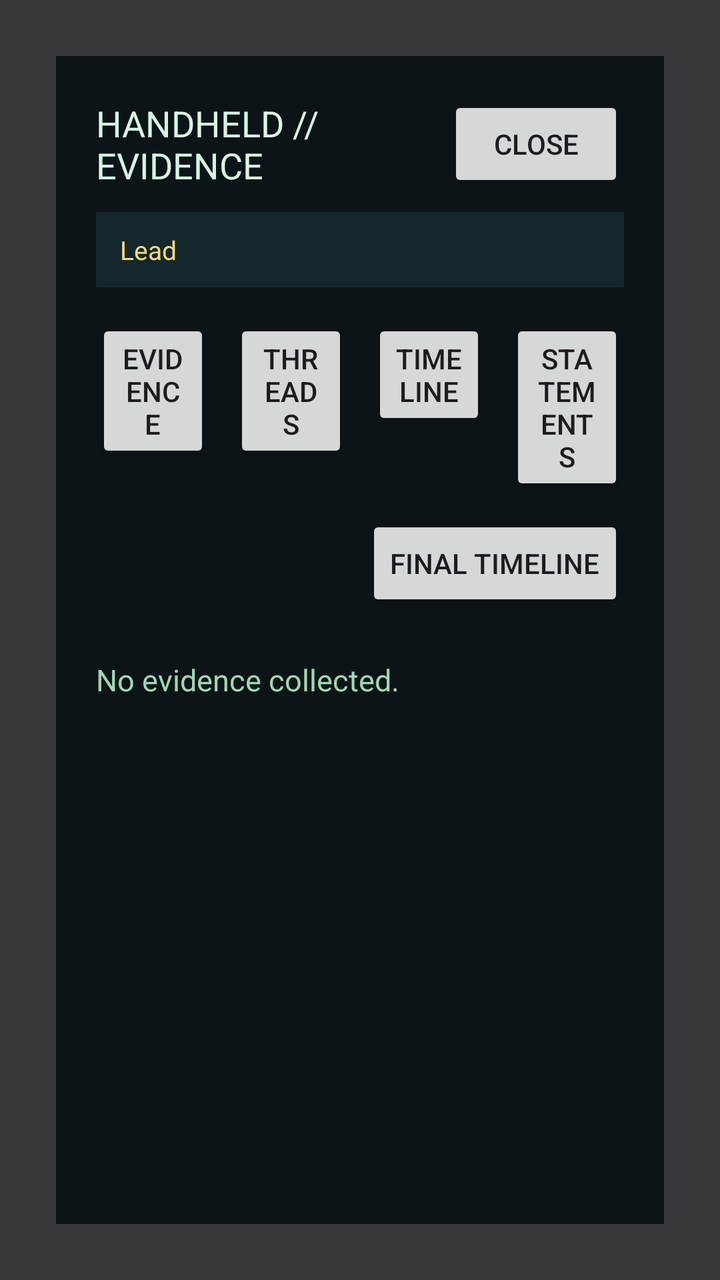
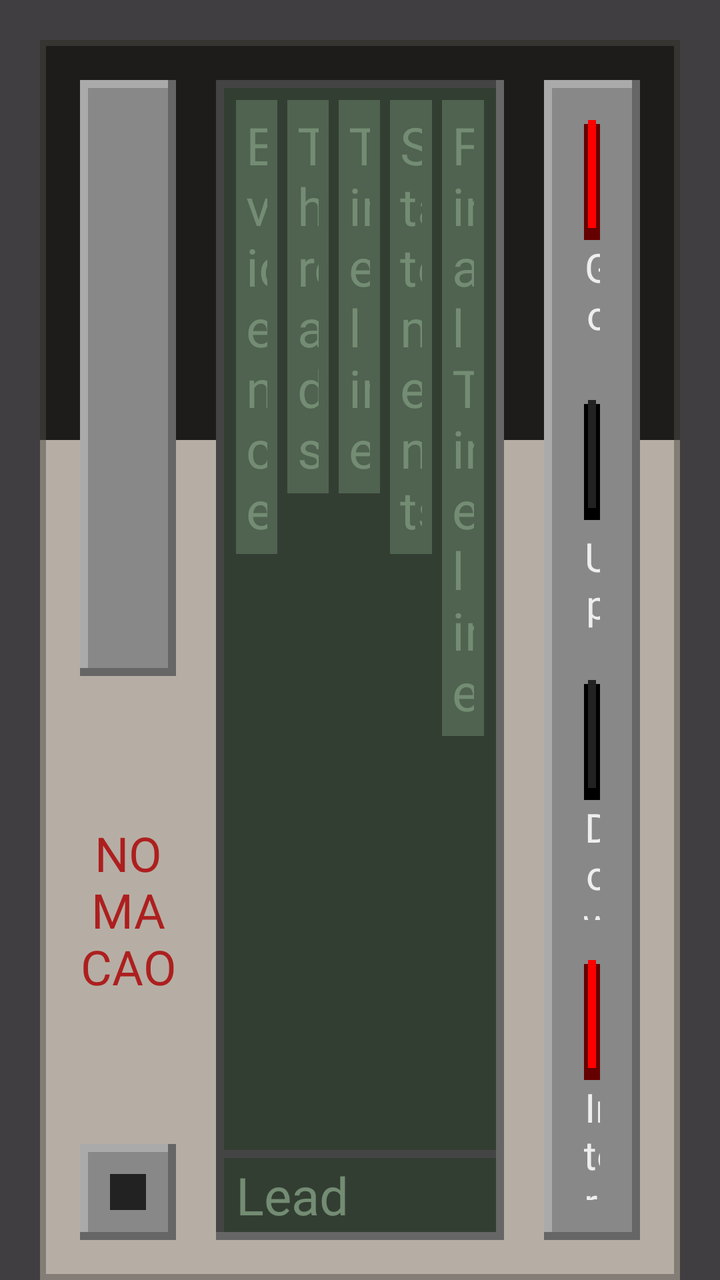

Two renders of the same Android screen: before a commit and after it. Below are the layout's source before the change and the commit's diff.
<!-- AndroidManifest.xml: application theme Theme.TraceRoute -->
<!-- res/layout/fragment_handheld.xml -->
<?xml version="1.0" encoding="utf-8"?>
<FrameLayout xmlns:android="http://schemas.android.com/apk/res/android"
    android:id="@+id/handheld_root"
    android:layout_width="match_parent"
    android:layout_height="match_parent"
    android:background="#CC05080A">

    <LinearLayout
        android:id="@+id/handheld_panel"
        android:layout_width="match_parent"
        android:layout_height="match_parent"
        android:layout_margin="28dp"
        android:background="#E8081114"
        android:orientation="vertical"
        android:padding="20dp">

        <LinearLayout
            android:id="@+id/handheld_header"
            android:layout_width="match_parent"
            android:layout_height="wrap_content"
            android:gravity="center_vertical"
            android:orientation="horizontal">

            <TextView
                android:id="@+id/handheld_title"
                android:layout_width="0dp"
                android:layout_height="wrap_content"
                android:layout_weight="1"
                android:text="HANDHELD // EVIDENCE"
                android:textColor="#D6F5E3"
                android:textSize="18sp" />

            <Button
                android:id="@+id/handheld_close_button"
                android:layout_width="wrap_content"
                android:layout_height="wrap_content"
                android:text="Close" />

        </LinearLayout>

        <TextView
            android:id="@+id/handheld_current_lead"
            android:layout_width="match_parent"
            android:layout_height="wrap_content"
            android:layout_marginTop="10dp"
            android:background="#14272D"
            android:lineSpacingExtra="2dp"
            android:paddingStart="12dp"
            android:paddingTop="10dp"
            android:paddingEnd="12dp"
            android:paddingBottom="10dp"
            android:text="Lead"
            android:textColor="#F5DA7A"
            android:textSize="13sp" />

        <LinearLayout
            android:id="@+id/handheld_tab_row"
            android:layout_width="match_parent"
            android:layout_height="wrap_content"
            android:layout_marginTop="16dp"
            android:orientation="horizontal">

            <Button
                android:id="@+id/handheld_evidence_tab"
                android:layout_width="0dp"
                android:layout_height="wrap_content"
                android:layout_weight="1"
                android:text="Evidence" />

            <Button
                android:id="@+id/handheld_threads_tab"
                android:layout_width="0dp"
                android:layout_height="wrap_content"
                android:layout_marginStart="12dp"
                android:layout_weight="1"
                android:text="Threads" />

            <Button
                android:id="@+id/handheld_timeline_tab"
                android:layout_width="0dp"
                android:layout_height="wrap_content"
                android:layout_marginStart="12dp"
                android:layout_weight="1"
                android:text="Timeline" />

            <Button
                android:id="@+id/handheld_statements_tab"
                android:layout_width="0dp"
                android:layout_height="wrap_content"
                android:layout_marginStart="12dp"
                android:layout_weight="1"
                android:text="Statements" />

        </LinearLayout>

        <LinearLayout
            android:id="@+id/handheld_secondary_tab_row"
            android:layout_width="match_parent"
            android:layout_height="wrap_content"
            android:layout_marginTop="10dp"
            android:gravity="end"
            android:orientation="horizontal">

            <Button
                android:id="@+id/handheld_final_timeline_tab"
                android:layout_width="wrap_content"
                android:layout_height="wrap_content"
                android:text="Final Timeline" />

        </LinearLayout>

        <TextView
            android:id="@+id/handheld_empty_text"
            android:layout_width="match_parent"
            android:layout_height="wrap_content"
            android:layout_marginTop="24dp"
            android:text="No evidence collected."
            android:textColor="#9FD8B4"
            android:textSize="15sp" />

        <ScrollView
            android:id="@+id/handheld_evidence_scroll"
            android:layout_width="match_parent"
            android:layout_height="0dp"
            android:layout_marginTop="16dp"
            android:layout_weight="1">

            <LinearLayout
                android:id="@+id/handheld_evidence_list"
                android:layout_width="match_parent"
                android:layout_height="wrap_content"
                android:orientation="vertical" />

        </ScrollView>

    </LinearLayout>

</FrameLayout>
<!-- resources referenced by this layout -->
<resources>
  <!-- unchanged entries left out for length: 2 -->
</resources>

<!-- the commit's change to res/layout/fragment_handheld.xml (unified diff, before → after) -->
@@ -1,138 +1,253 @@
 <?xml version="1.0" encoding="utf-8"?>
 <FrameLayout xmlns:android="http://schemas.android.com/apk/res/android"
+    xmlns:app="http://schemas.android.com/apk/res-auto"
     android:id="@+id/handheld_root"
     android:layout_width="match_parent"
     android:layout_height="match_parent"
-    android:background="#CC05080A">
+    android:background="#CC111111">
 
     <LinearLayout
         android:id="@+id/handheld_panel"
         android:layout_width="match_parent"
         android:layout_height="match_parent"
-        android:layout_margin="28dp"
-        android:background="#E8081114"
-        android:orientation="vertical"
-        android:padding="20dp">
+        android:layout_marginHorizontal="20dp"
+        android:layout_marginTop="20dp"
+        android:orientation="horizontal"
+        android:padding="20dp"
+        android:background="@drawable/handheld_gradient"
+        >
 
         <LinearLayout
-            android:id="@+id/handheld_header"
-            android:layout_width="match_parent"
-            android:layout_height="wrap_content"
-            android:gravity="center_vertical"
-            android:orientation="horizontal">
-
+            android:layout_width="0dp"
+            android:layout_height="match_parent"
+            android:layout_weight="1"
+            android:orientation="vertical"
+            >
+            <LinearLayout
+                android:layout_width="match_parent"
+                android:layout_height="wrap_content"
+                android:background="@drawable/handheld_bevel_outset_device"
+                android:orientation="vertical"
+                android:padding="@dimen/handheld_offset_5"
+                >
+                <LinearLayout
+                    android:layout_width="match_parent"
+                    android:layout_height="0dp"
+                    android:orientation="vertical"
+                    android:layout_weight="1"
+                    style="@style/handheld_device_button_group"
+                    >
+                    <TextView
+                        android:id="@+id/handheld_close_button"
+                        android:layout_width="match_parent"
+                        android:layout_height="28dp"
+                        android:background="@drawable/handheld_device_button_switch"
+                        />
+                    <TextView
+                        android:text="ON  |  OFF"
+                        android:layout_width="match_parent"
+                        android:layout_height="wrap_content"
+                        style="@style/handheld_device_label"
+                        />
+                </LinearLayout>
+            </LinearLayout>
             <TextView
-                android:id="@+id/handheld_title"
-                android:layout_width="0dp"
-                android:layout_height="wrap_content"
+                android:layout_width="match_parent"
+                android:layout_height="0dp"
                 android:layout_weight="1"
-                android:text="HANDHELD // EVIDENCE"
-                android:textColor="#D6F5E3"
-                android:textSize="18sp" />
-
-            <Button
-                android:id="@+id/handheld_close_button"
-                android:layout_width="wrap_content"
-                android:layout_height="wrap_content"
-                android:text="Close" />
-
+                android:fontFamily="@font/jaro_regular"
+                android:textColor="#AD1F1F"
+                android:textSize="24dp"
+                android:text="NOMACAO"
+                android:gravity="center"
+                />
+            <androidx.constraintlayout.widget.ConstraintLayout
+                android:layout_width="match_parent"
+                android:layout_height="wrap_content"
+                >
+
+                <androidx.constraintlayout.widget.ConstraintLayout
+                    android:layout_width="wrap_content"
+                    android:layout_height="0dp"
+                    app:layout_constraintDimensionRatio="1:1"
+                    app:layout_constraintTop_toTopOf="parent"
+                    app:layout_constraintBottom_toBottomOf="parent"
+                    app:layout_constraintStart_toStartOf="parent"
+                    android:background="@drawable/handheld_bevel_outset_device"
+                    android:padding="@dimen/handheld_offset_15"
+                    >
+                    <View
+                        android:layout_width="wrap_content"
+                        android:layout_height="wrap_content"
+                        android:background="@drawable/handheld_joystick_base" />
+                    <View
+                        android:id="@+id/handheld_joystick_head"
+                        android:layout_width="64dp"
+                        android:layout_height="64dp"
+                        android:background="@drawable/handheld_joystick_head"
+                        app:layout_constraintTop_toTopOf="parent"
+                        app:layout_constraintBottom_toBottomOf="parent"
+                        app:layout_constraintStart_toStartOf="parent"
+                        app:layout_constraintEnd_toEndOf="parent" />
+                </androidx.constraintlayout.widget.ConstraintLayout>
+            </androidx.constraintlayout.widget.ConstraintLayout>
         </LinearLayout>
 
-        <TextView
-            android:id="@+id/handheld_current_lead"
-            android:layout_width="match_parent"
-            android:layout_height="wrap_content"
-            android:layout_marginTop="10dp"
-            android:background="#14272D"
-            android:lineSpacingExtra="2dp"
-            android:paddingStart="12dp"
-            android:paddingTop="10dp"
-            android:paddingEnd="12dp"
-            android:paddingBottom="10dp"
-            android:text="Lead"
-            android:textColor="#F5DA7A"
-            android:textSize="13sp" />
-
         <LinearLayout
-            android:id="@+id/handheld_tab_row"
-            android:layout_width="match_parent"
-            android:layout_height="wrap_content"
-            android:layout_marginTop="16dp"
-            android:orientation="horizontal">
-
-            <Button
-                android:id="@+id/handheld_evidence_tab"
-                android:layout_width="0dp"
-                android:layout_height="wrap_content"
-                android:layout_weight="1"
-                android:text="Evidence" />
-
-            <Button
-                android:id="@+id/handheld_threads_tab"
-                android:layout_width="0dp"
-                android:layout_height="wrap_content"
-                android:layout_marginStart="12dp"
-                android:layout_weight="1"
-                android:text="Threads" />
-
-            <Button
-                android:id="@+id/handheld_timeline_tab"
-                android:layout_width="0dp"
-                android:layout_height="wrap_content"
-                android:layout_marginStart="12dp"
-                android:layout_weight="1"
-                android:text="Timeline" />
-
-            <Button
-                android:id="@+id/handheld_statements_tab"
-                android:layout_width="0dp"
-                android:layout_height="wrap_content"
-                android:layout_marginStart="12dp"
-                android:layout_weight="1"
-                android:text="Statements" />
+            android:id="@+id/handheld_display"
+            android:layout_width="0dp"
+            android:layout_height="match_parent"
+            android:orientation="vertical"
+            android:layout_weight="3"
+            android:background="@drawable/handheld_bevel_inset_display"
+            android:layout_marginHorizontal="@dimen/handheld_offset_20"
+            >
+
+            <LinearLayout
+                android:id="@+id/handheld_tab_row"
+                android:layout_width="match_parent"
+                android:layout_height="wrap_content"
+                android:orientation="horizontal"
+                android:padding="@dimen/handheld_offset_10"
+                >
+
+                <TextView
+                    android:layout_marginRight="@dimen/handheld_offset_5"
+                    android:id="@+id/handheld_evidence_tab"
+                    android:text="Evidence"
+                    android:layout_width="0dp"
+                    android:layout_height="wrap_content"
+                    android:layout_weight="1"
+                    android:padding="@dimen/handheld_offset_5"
+                    style="@style/handheld_display_element.inactive"
+                    />
+
+                <TextView
+                    android:layout_marginRight="@dimen/handheld_offset_5"
+                    android:id="@+id/handheld_threads_tab"
+                    android:layout_width="0dp"
+                    android:layout_height="wrap_content"
+                    android:layout_weight="1"
+                    android:text="Threads"
+                    android:padding="@dimen/handheld_offset_5"
+                    style="@style/handheld_display_element.inactive"
+                    />
+
+                <TextView
+                    android:layout_marginRight="@dimen/handheld_offset_5"
+                    android:id="@+id/handheld_timeline_tab"
+                    android:layout_width="0dp"
+                    android:layout_height="wrap_content"
+                    android:layout_weight="1"
+                    android:text="Timeline"
+                    android:padding="@dimen/handheld_offset_5"
+                    style="@style/handheld_display_element.inactive"
+                    />
+
+                <TextView
+                    android:layout_marginRight="@dimen/handheld_offset_5"
+                    android:id="@+id/handheld_statements_tab"
+                    android:layout_width="0dp"
+                    android:layout_height="wrap_content"
+                    android:layout_weight="1"
+                    android:text="Statements"
+                    android:padding="@dimen/handheld_offset_5"
+                    style="@style/handheld_display_element.inactive"
+                    />
+
+                <TextView
+                    android:id="@+id/handheld_final_timeline_tab"
+                    android:layout_width="0dp"
+                    android:layout_height="wrap_content"
+                    android:layout_weight="1"
+                    android:text="Final Timeline"
+                    android:padding="@dimen/handheld_offset_5"
+                    style="@style/handheld_display_element.inactive"
+                    />
+            </LinearLayout>
+
+
+            <ScrollView
+                android:id="@+id/handheld_display_scroll"
+                android:layout_width="match_parent"
+                android:layout_height="0dp"
+                android:layout_weight="1">
+
+                <LinearLayout
+                    android:id="@+id/handheld_display_content_list"
+                    android:layout_width="match_parent"
+                    android:layout_height="wrap_content"
+                    android:orientation="vertical" />
+
+            </ScrollView>
+
+            <TextView
+                android:id="@+id/handheld_current_lead"
+                android:layout_width="match_parent"
+                android:layout_height="wrap_content"
+
+                android:text="Lead"
+                android:paddingVertical="@dimen/handheld_offset_5"
+                android:paddingHorizontal="@dimen/handheld_offset_10"
+                android:background="@drawable/handheld_bevel_inset_display"
+
+                style="@style/handheld_display_element.inactive"
+                />
 
         </LinearLayout>
-
         <LinearLayout
-            android:id="@+id/handheld_secondary_tab_row"
-            android:layout_width="match_parent"
-            android:layout_height="wrap_content"
-            android:layout_marginTop="10dp"
-            android:gravity="end"
-            android:orientation="horizontal">
-
-            <Button
-                android:id="@+id/handheld_final_timeline_tab"
-                android:layout_width="wrap_content"
-                android:layout_height="wrap_content"
-                android:text="Final Timeline" />
-
+            android:layout_width="0dp"
+            android:layout_height="match_parent"
+            android:layout_weight="1"
+            android:background="@drawable/handheld_bevel_outset_device"
+            android:orientation="vertical"
+            >
+            <LinearLayout
+                style="@style/handheld_device_button_group.First"
+                >
+                <TextView
+                    style="@style/handheld_device_button_group_button.Red"
+                    />
+                <TextView
+                    android:text="Go Back"
+                    style="@style/handheld_device_label.RightPanel"
+                    />
+            </LinearLayout>
+            <LinearLayout
+                style="@style/handheld_device_button_group"
+                >
+                <TextView
+                    style="@style/handheld_device_button_group_button.Black"
+                    />
+                <TextView
+                    android:text="Up"
+                    style="@style/handheld_device_label.RightPanel"
+                    />
+            </LinearLayout>
+            <LinearLayout
+                style="@style/handheld_device_button_group"
+                >
+                <TextView
+                    style="@style/handheld_device_button_group_button.Black"
+                    />
+                <TextView
+                    android:text="Down"
+                    style="@style/handheld_device_label.RightPanel"
+                    />
+            </LinearLayout>
+            <LinearLayout
+                style="@style/handheld_device_button_group.Last"
+                >
+                <TextView
+                    style="@style/handheld_device_button_group_button.Red"
+                    />
+                <TextView
+                    android:text="Interact"
+                    style="@style/handheld_device_label.RightPanel"
+                    />
+            </LinearLayout>
         </LinearLayout>
 
-        <TextView
-            android:id="@+id/handheld_empty_text"
-            android:layout_width="match_parent"
-            android:layout_height="wrap_content"
-            android:layout_marginTop="24dp"
-            android:text="No evidence collected."
-            android:textColor="#9FD8B4"
-            android:textSize="15sp" />
-
-        <ScrollView
-            android:id="@+id/handheld_evidence_scroll"
-            android:layout_width="match_parent"
-            android:layout_height="0dp"
-            android:layout_marginTop="16dp"
-            android:layout_weight="1">
-
-            <LinearLayout
-                android:id="@+id/handheld_evidence_list"
-                android:layout_width="match_parent"
-                android:layout_height="wrap_content"
-                android:orientation="vertical" />
-
-        </ScrollView>
-
     </LinearLayout>
 
 </FrameLayout>
<!-- resource entries referenced after the edit -->
@@ -1,5 +1,212 @@
 <!-- resources referenced by this layout -->
 <resources>
+  <dimen name="handheld_offset_10">10dp</dimen>
+  <dimen name="handheld_offset_15">15dp</dimen>
+  <dimen name="handheld_offset_20">20dp</dimen>
+  <dimen name="handheld_offset_5">5dp</dimen>
+  <!-- drawable handheld_bevel_inset_display (drawable) -->
+  <?xml version="1.0" encoding="utf-8"?>
+  <layer-list xmlns:android="http://schemas.android.com/apk/res/android">
+      <item>
+          <shape android:shape="rectangle">
+              <solid android:color="#666" />
+          </shape>
+      </item>
+      <item
+          android:bottom="4dp"
+          android:right="4dp">
+          <shape android:shape="rectangle">
+              <solid android:color="#444" />
+          </shape>
+      </item>
+      <item
+          android:bottom="4dp"
+          android:left="4dp"
+          android:right="4dp"
+          android:top="4dp">
+          <shape android:shape="rectangle">
+              <solid android:color="#333E33" />
+          </shape>
+      </item>
+  </layer-list>
+  <!-- drawable handheld_bevel_outset_device (drawable) -->
+  <?xml version="1.0" encoding="utf-8"?>
+  <layer-list xmlns:android="http://schemas.android.com/apk/res/android">
+      <item>
+          <shape android:shape="rectangle">
+              <solid android:color="#666666" />
+          </shape>
+      </item>
+      <item
+          android:bottom="4dp"
+          android:right="4dp">
+          <shape android:shape="rectangle">
+              <solid android:color="#aaaaaa" />
+          </shape>
+      </item>
+      <item
+          android:bottom="4dp"
+          android:left="4dp"
+          android:right="4dp"
+          android:top="4dp">
+          <shape android:shape="rectangle">
+              <solid android:color="#888888" />
+          </shape>
+      </item>
+  </layer-list>
+  <!-- drawable handheld_device_button_switch (drawable) -->
+  <?xml version="1.0" encoding="utf-8"?>
+  <layer-list xmlns:android="http://schemas.android.com/apk/res/android">
+      <item>
+          <shape android:shape="rectangle">
+              <solid android:color="#333333" />
+          </shape>
+      </item>
+      <item
+          android:bottom="4dp"
+          android:right="4dp">
+          <shape android:shape="rectangle">
+              <solid android:color="#111111" />
+          </shape>
+      </item>
+      <item
+          android:bottom="4dp"
+          android:left="4dp"
+          android:right="4dp"
+          android:top="4dp">
+          <shape android:shape="rectangle">
+              <solid android:color="#222" />
+          </shape>
+      </item>
+      <item
+          android:bottom="6dp"
+          android:left="6dp"
+          android:right="6dp"
+          android:top="6dp"
+          android:width="10dp"
+          >
+          <shape android:shape="rectangle">
+              <solid android:color="#666666" />
+          </shape>
+      </item>
+  </layer-list>
+  <!-- drawable handheld_gradient (drawable) -->
+  <?xml version="1.0" encoding="utf-8"?>
+  <layer-list xmlns:android="http://schemas.android.com/apk/res/android">
+  
+      <item>
+          <shape android:shape="rectangle">
+              <solid android:color="#B6AEA4" />
+          </shape>
+      </item>
+  
+      <item
+          android:gravity="top"
+          android:height="200dp"
+  
+          >
+          <shape android:shape="rectangle">
+              <solid android:color="#1D1C1A" />
+          </shape>
+      </item>
+      <item>
+          <shape>
+              <solid android:color="#00000000"/>
+              <stroke android:color="#80534F49" android:width="3dp" />
+          </shape>
+      </item>
+  </layer-list>
+  <!-- drawable handheld_joystick_base (drawable) -->
+  <?xml version="1.0" encoding="utf-8"?>
+  <shape xmlns:android="http://schemas.android.com/apk/res/android">
+      <corners
+          android:radius="1000dp"
+          />
+      <solid
+          android:color="#111"
+          />
+  </shape>
+  <!-- drawable handheld_joystick_head (drawable) -->
+  <?xml version="1.0" encoding="utf-8"?>
+  <shape xmlns:android="http://schemas.android.com/apk/res/android">
+      <corners
+          android:radius="1000dp"
+          />
+      <solid
+          android:color="#222"
+          />
+  </shape>
+  <style name="handheld_device_button_group">
+          <item name="android:layout_width">match_parent</item>
+          <item name="android:layout_height">0dp</item>
+          <item name="android:layout_weight">1</item>
+          <item name="android:orientation">vertical</item>
+          <item name="android:layout_marginLeft">@dimen/handheld_offset_20</item>
+          <item name="android:layout_marginRight">@dimen/handheld_offset_20</item>
+          <item name="android:layout_marginTop">@dimen/handheld_offset_10</item>
+          <item name="android:layout_marginBottom">@dimen/handheld_offset_10</item>
+      </style>
+  <style name="handheld_device_button_group.First">
+          <item name="android:layout_marginTop">@dimen/handheld_offset_20</item>
+          <item name="android:layout_marginBottom">@dimen/handheld_offset_10</item>
+      </style>
+  <style name="handheld_device_button_group.Last">
+          <item name="android:layout_marginTop">@dimen/handheld_offset_10</item>
+          <item name="android:layout_marginBottom">@dimen/handheld_offset_20</item>
+      </style>
+  <style name="handheld_device_button_group_button.Black">
+          <item name="android:background">@drawable/handheld_device_button_black</item>
+      </style>
+  <style name="handheld_device_button_group_button.Red">
+          <item name="android:background">@drawable/handheld_device_button_red</item>
+      </style>
+  <style name="handheld_device_label">
+          <item name="android:fontFamily">@font/jaro_regular</item>
+          <item name="android:textColor">#eee</item>
+          <item name="android:textSize">20dp</item>
+          <item name="android:gravity">center</item>
+      </style>
+  <style name="handheld_device_label.RightPanel">
+          <item name="android:layout_width">match_parent</item>
+          <item name="android:layout_height">0dp</item>
+          <item name="android:layout_weight">1</item>
+      </style>
+  <style name="handheld_display_element.inactive">
+          <item name="android:background">#506250</item>
+          <item name="android:textColor">#738C73</item>
+      </style>
+  <!-- drawable handheld_device_button_black (drawable) -->
+  <layer-list xmlns:android="http://schemas.android.com/apk/res/android">
+      <item android:top="2dp">
+          <shape android:shape="rectangle">
+              <solid android:color="#000000" />
+          </shape>
+      </item>
+      <item
+          android:bottom="6dp"
+          android:left="2dp"
+          android:right="2dp">
+          <shape android:shape="rectangle">
+              <solid android:color="#222222" />
+          </shape>
+      </item>
+  </layer-list>
+  <!-- drawable handheld_device_button_red (drawable) -->
+  <layer-list xmlns:android="http://schemas.android.com/apk/res/android">
+      <item android:top="2dp">
+          <shape android:shape="rectangle">
+              <solid android:color="#660000" />
+          </shape>
+      </item>
+      <item
+          android:bottom="6dp"
+          android:left="2dp"
+          android:right="2dp">
+          <shape android:shape="rectangle">
+              <solid android:color="#FF0000" />
+          </shape>
+      </item>
+  </layer-list>
   <!-- unchanged entries left out for length: 2 -->
 </resources>
 
